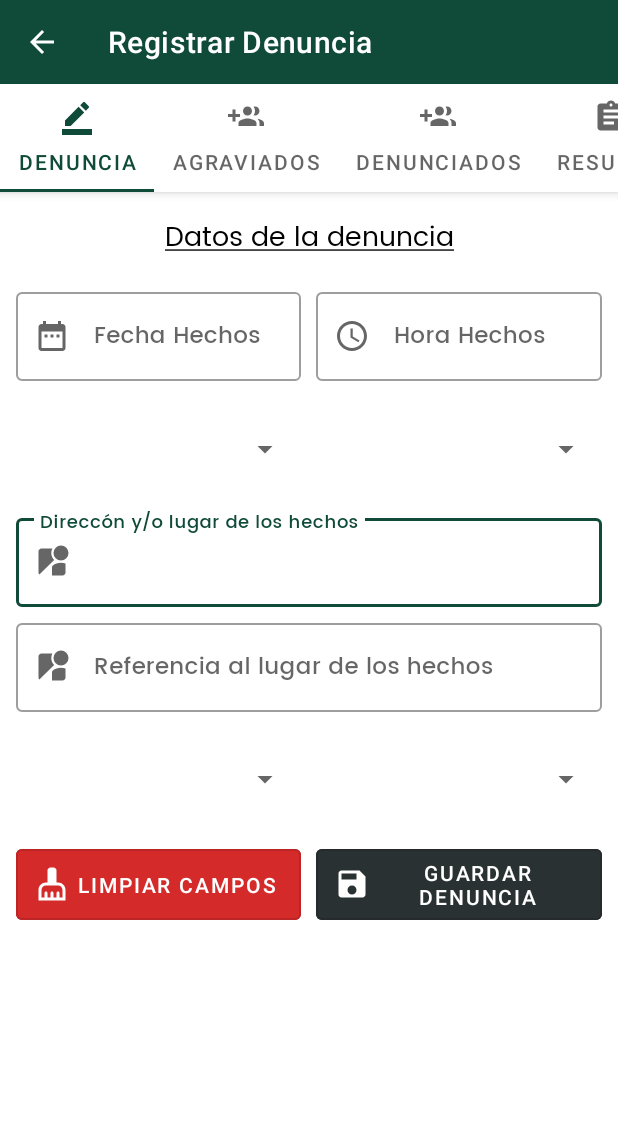
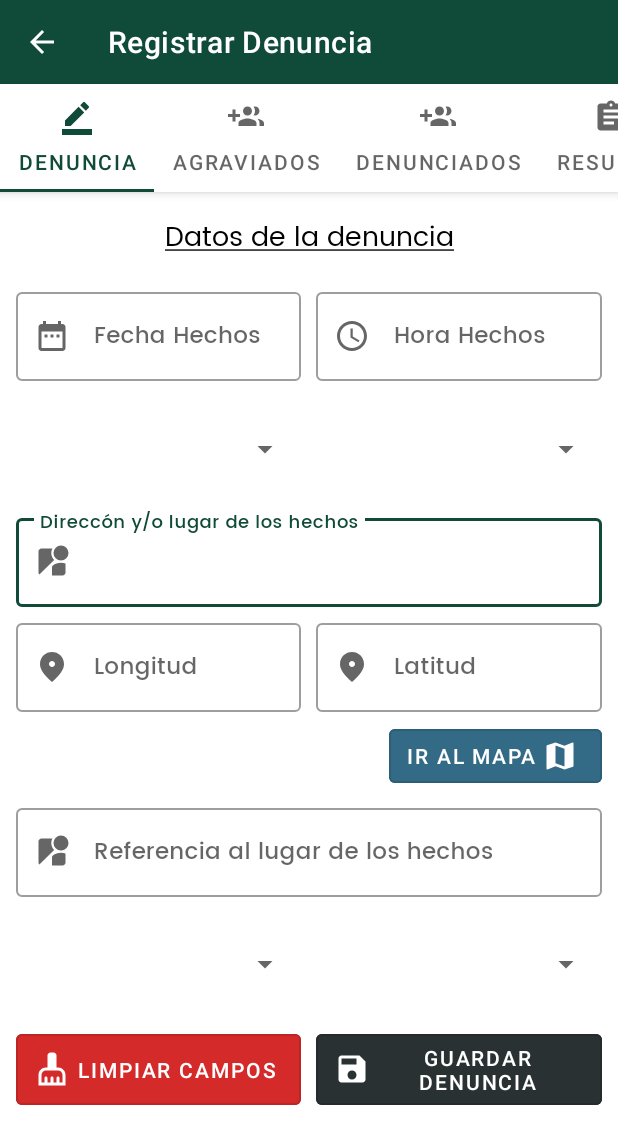
Before and after one commit to Alexander-FM/AppMovil, an Android app: the DenunciaFragment screen opened directly, with no data from a screen before it, on a phone screen of 412 x 824 dp. Shown: the top 1144 px of the screen. Run offline under Robolectric (Android 15) with nearby library versions, the phone set to English and light mode, and no system bars; libraries missing offline, so code that uses them is left out: com.facebook.stetho, fr.ganfra.materialspinner; plain views replace MaterialSpinner; 21 statements that could not run were skipped.

Commit message:
Se implemento el campo latitud y longitud

```diff
--- /dev/null
+++ b/app/src/main/res/drawable/ic_baseline_map_24.xml
@@ -0,0 +1,5 @@
+<vector android:height="24dp" android:tint="#FFFFFF"
+    android:viewportHeight="24" android:viewportWidth="24"
+    android:width="24dp" xmlns:android="http://schemas.android.com/apk/res/android">
+    <path android:fillColor="@android:color/white" android:pathData="M20.5,3l-0.16,0.03L15,5.1 9,3 3.36,4.9c-0.21,0.07 -0.36,0.25 -0.36,0.48V20.5c0,0.28 0.22,0.5 0.5,0.5l0.16,-0.03L9,18.9l6,2.1 5.64,-1.9c0.21,-0.07 0.36,-0.25 0.36,-0.48V3.5c0,-0.28 -0.22,-0.5 -0.5,-0.5zM15,19l-6,-2.11V5l6,2.11V19z"/>
+</vector>
--- /dev/null
+++ b/app/src/main/res/drawable/ic_longuitud.xml
@@ -0,0 +1,5 @@
+<vector android:height="24dp" android:tint="#FFFFFF"
+    android:viewportHeight="24" android:viewportWidth="24"
+    android:width="24dp" xmlns:android="http://schemas.android.com/apk/res/android">
+    <path android:fillColor="@android:color/white" android:pathData="M12,2c-4.2,0 -8,3.22 -8,8.2c0,3.32 2.67,7.25 8,11.8c5.33,-4.55 8,-8.48 8,-11.8C20,5.22 16.2,2 12,2zM12,12c-1.1,0 -2,-0.9 -2,-2c0,-1.1 0.9,-2 2,-2c1.1,0 2,0.9 2,2C14,11.1 13.1,12 12,12z"/>
+</vector>
--- a/app/src/main/res/layout/fragment_denuncia.xml
+++ b/app/src/main/res/layout/fragment_denuncia.xml
@@ -166,6 +166,69 @@
                 android:orientation="horizontal">
 
                 <com.google.android.material.textfield.TextInputLayout
+                    android:id="@+id/text_input_longitud"
+                    style="@style/Widget.MaterialComponents.TextInputLayout.OutlinedBox"
+                    android:layout_width="0dp"
+                    android:layout_weight="1"
+                    android:layout_marginEnd="10dp"
+                    android:layout_height="wrap_content"
+                    app:startIconDrawable="@drawable/ic_longuitud">
+
+                    <com.google.android.material.textfield.TextInputEditText
+                        android:id="@+id/edtlongitud"
+                        android:layout_width="match_parent"
+                        android:layout_height="wrap_content"
+                        android:fontFamily="@font/poppins_medium"
+                        android:hint="Longitud"
+                        android:textSize="15sp" />
+                </com.google.android.material.textfield.TextInputLayout>
+
+                <com.google.android.material.textfield.TextInputLayout
+                    android:id="@+id/text_input_latitud"
+                    style="@style/Widget.MaterialComponents.TextInputLayout.OutlinedBox"
+                    android:layout_width="0dp"
+                    android:layout_weight="1"
+                    android:layout_height="wrap_content"
+                    app:startIconDrawable="@drawable/ic_longuitud">
+
+                    <com.google.android.material.textfield.TextInputEditText
+                        android:id="@+id/edtlatitud"
+                        android:layout_width="match_parent"
+                        android:layout_height="wrap_content"
+                        android:fontFamily="@font/poppins_medium"
+                        android:hint="Latitud"
+                        android:textSize="15sp" />
+                </com.google.android.material.textfield.TextInputLayout>
+
+            </LinearLayout>
+
+        <LinearLayout
+            android:layout_width="wrap_content"
+            android:layout_height="wrap_content"
+            android:layout_marginTop="5dp"
+            android:layout_gravity="end"
+            android:orientation="horizontal">
+
+            <Button
+                android:id="@+id/btnGoMaps"
+                style="@style/Widget.MaterialComponents.Button.OutlinedButton.Icon"
+                android:layout_width="wrap_content"
+                android:layout_height="match_parent"
+                android:backgroundTint="@color/stone"
+                android:text="Ir al Mapa"
+                android:textColor="@color/white"
+                android:drawableEnd="@drawable/ic_baseline_map_24"
+                app:iconTint="@color/white" />
+
+        </LinearLayout>
+
+            <LinearLayout
+                android:layout_width="match_parent"
+                android:layout_height="wrap_content"
+                android:layout_marginTop="5dp"
+                android:orientation="horizontal">
+
+                <com.google.android.material.textfield.TextInputLayout
                     android:id="@+id/text_input_referencia_hechos"
                     style="@style/Widget.MaterialComponents.TextInputLayout.OutlinedBox"
                     android:layout_width="match_parent"
```
